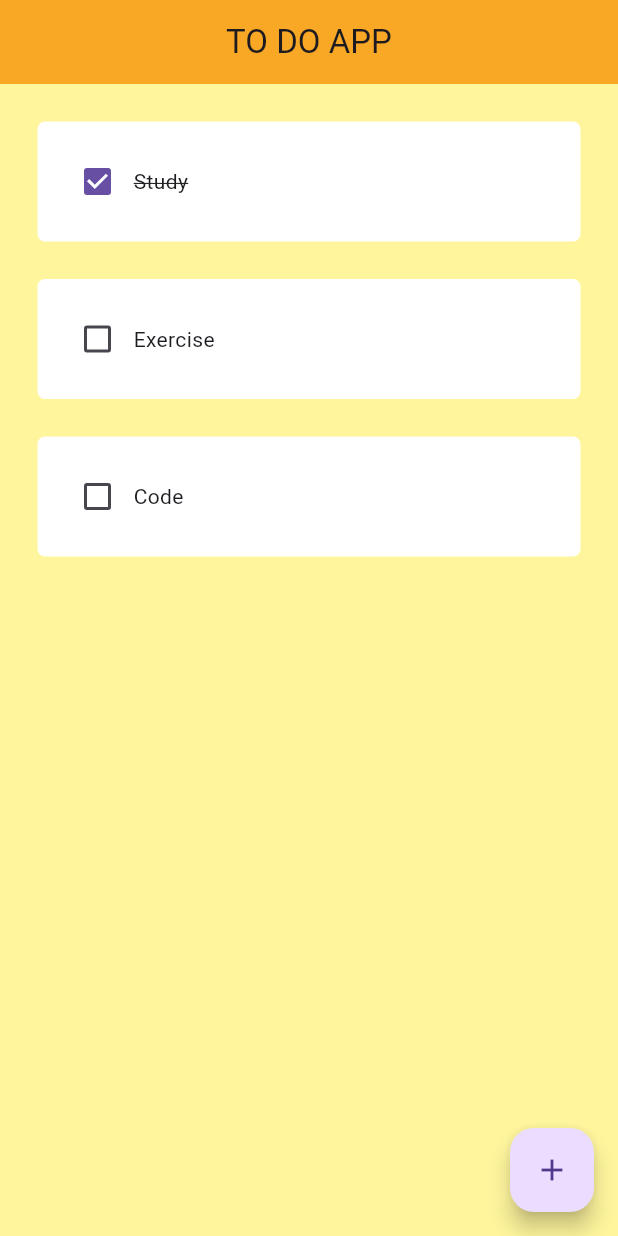
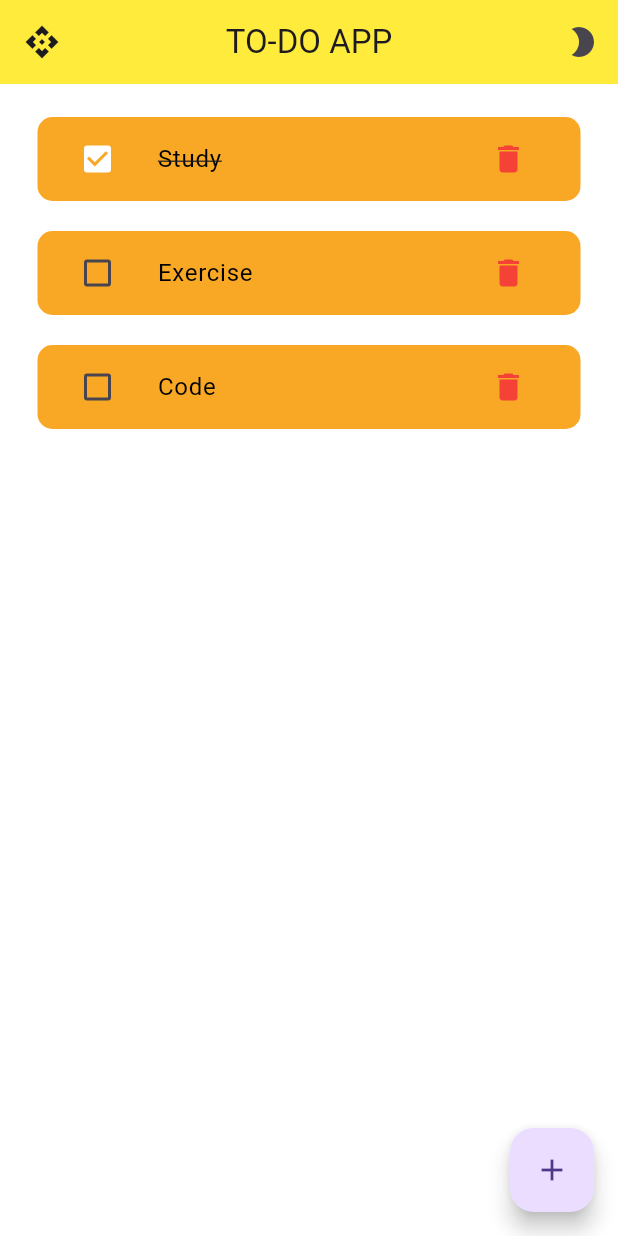
Before and after one commit to Akshat2113609/Todo, a Flutter app: the screen it shows after launch, on a phone screen of 412 x 824 dp. Run offline on Flutter 3.47's test engine with Material 3 defaults, Android fonts, the phone set to English and light mode, and no system bars; drawn by our look-alikes of flutter_slidable.

Commit message:
add API integeration and Dark mode

```diff
--- a/lib/home_page.dart
+++ b/lib/home_page.dart
@@ -3,7 +3,10 @@ import 'package:myapp/utilities/dialog_box.dart';
 import 'package:myapp/utilities/todo_tile.dart';
 
 class HomePage extends StatefulWidget {
-  const HomePage({super.key});
+  final VoidCallback toggleTheme;
+
+  const HomePage({super.key, required this.toggleTheme});
+
   @override
   State<HomePage> createState() => _HomePageState();
 }
@@ -14,20 +17,27 @@ class _HomePageState extends State<HomePage> {
     ["Exercise", false],
     ["Code", false]
   ];
+
+  final _Controller1 = TextEditingController();
+
   void checkBoxChanged(bool? value, int index) {
     setState(() {
       TodoList[index][1] = !TodoList[index][1];
     });
   }
 
-  final _Controller1 = TextEditingController();
-  // final _Controller2 = TextEditingController();
   void saveNewTask() {
+    if (_Controller1.text.isNotEmpty) {
       setState(() {
-      TodoList.add([_Controller1.text, false]);
+       TodoList.insert(0, [_Controller1.text, false]);
         _Controller1.clear();
       });
       Navigator.of(context).pop();
+    } else {
+      ScaffoldMessenger.of(context).showSnackBar(
+        const SnackBar(content: Text("Task cannot be empty")),
+      );
+    }
   }
 
   void createNewtask() {
@@ -36,11 +46,11 @@ class _HomePageState extends State<HomePage> {
       builder: (context) {
         return DialogBox(
           controller1: _Controller1,
-            // controller2: _Controller2,
           onSave: saveNewTask,
           onCancel: () => Navigator.of(context).pop(),
         );
-        });
+      },
+    );
   }
 
   void deleteTask(int index) {
@@ -50,18 +60,33 @@ class _HomePageState extends State<HomePage> {
   }
 
   @override
-  Widget build(context) {
+  Widget build(BuildContext context) {
+    final isDarkMode = Theme.of(context).brightness == Brightness.dark;
+
     return Scaffold(
-      backgroundColor: Colors.yellow[200],
       appBar: AppBar(
-        title: const Text('TO DO APP'),
-        elevation: 0.0,
+        title: const Text('TO-DO APP'),
         centerTitle: true,
-        backgroundColor: Colors.yellow[800],
+        actions: [
+          IconButton(
+            icon: Icon(isDarkMode ? Icons.brightness_6 : Icons.brightness_2),
+            onPressed: widget.toggleTheme,
           ),
+        ],
+        leading: IconButton(
+          icon: const Icon(Icons.api),
+          onPressed: () {
+            Navigator.pushNamed(context, '/api-posts');
+          },
+        ),
+      ),
+
       floatingActionButton: FloatingActionButton(
-          onPressed: createNewtask, child: const Icon(Icons.add)),
+        onPressed: createNewtask,
+        child: const Icon(Icons.add),
+      ),
       body: ListView.builder(
+        padding: const EdgeInsets.only(top:12.0),
         itemCount: TodoList.length,
         itemBuilder: (context, index) {
           return ToDoTile(
--- a/lib/main.dart
+++ b/lib/main.dart
@@ -1,19 +1,50 @@
 import 'package:flutter/material.dart';
-import 'package:myapp/home_page.dart';
+import 'home_page.dart';
+import 'API/api_posts_screen.dart';
 
 void main() {
   runApp(const MyApp());
 }
 
-class MyApp extends StatelessWidget {
+class MyApp extends StatefulWidget {
   const MyApp({super.key});
 
-  // This widget is the root of your application.
+  @override
+  State<MyApp> createState() => _MyAppState();
+}
+
+class _MyAppState extends State<MyApp> {
+  bool isDarkMode = false;
+
+  void toggleTheme() {
+    setState(() {
+      isDarkMode = !isDarkMode;
+    });
+  }
+
   @override
   Widget build(BuildContext context) {
     return MaterialApp(
-      theme: ThemeData(primarySwatch: Colors.yellow),
-      home: const HomePage(),
+      debugShowCheckedModeBanner: false,
+      theme: isDarkMode
+          ? ThemeData(
+              brightness: Brightness.dark,
+              appBarTheme: const AppBarTheme(color: Color.fromARGB(255, 9, 16, 106)),
+              scaffoldBackgroundColor: const Color.fromARGB(24,40,66,255),
+              floatingActionButtonTheme: const FloatingActionButtonThemeData(
+                backgroundColor: Color.fromARGB(48,198,231,255),
+              ),
+            )
+          : ThemeData(
+              primarySwatch: Colors.yellow,
+              appBarTheme: const AppBarTheme(color: Colors.yellow),
+              scaffoldBackgroundColor: Colors.white,
+            ),
+      routes: {
+        '/': (context) => HomePage(toggleTheme: toggleTheme),
+        '/api-posts': (context) => const ApiPostsScreen(),
+      },
+      initialRoute: '/',
     );
   }
 }
--- a/lib/utilities/todo_tile.dart
+++ b/lib/utilities/todo_tile.dart
@@ -1,54 +1,52 @@
 import 'package:flutter/material.dart';
-import 'package:flutter_slidable/flutter_slidable.dart';
 
 class ToDoTile extends StatelessWidget {
-  @override
   final String taskName;
   final bool taskCompleted;
-  Function(bool?)? onChanged;
-  Function(BuildContext)? deleteFunction;
-  ToDoTile(
-      {super.key,
+  final Function(bool?)? onChanged;
+  final Function(BuildContext)? deleteFunction;
+
+  const ToDoTile({
+    Key? key,
     required this.taskName,
     required this.taskCompleted,
     required this.onChanged,
-      required this.deleteFunction
-      });
+    required this.deleteFunction,
+  }) : super(key: key);
+
   @override
-  Widget build(context) {
+  Widget build(BuildContext context) {
+
+    final isDarkMode = Theme.of(context).brightness == Brightness.dark;
+
     return Padding(
-      padding: const EdgeInsets.only(
-        left: 25,
-        right: 25,
-        top: 25,
+      padding: const EdgeInsets.symmetric(horizontal: 25.0, vertical: 10.0),
+      child: Container(
+        decoration: BoxDecoration(
+          color: isDarkMode ? Color.fromARGB(232, 37, 156, 226) : Colors.yellow[800],
+          borderRadius: BorderRadius.circular(10.0),
         ),
-      child: Slidable(
-        endActionPane: ActionPane(
-          motion: const StretchMotion(),
-          children: [
-            SlidableAction(
-            onPressed: deleteFunction,
-            icon: Icons.delete,
-            backgroundColor: Colors.red,
-            borderRadius: BorderRadius.circular(5.0),
+        child: ListTile(
+          leading: Checkbox(
+            value: taskCompleted,
+            onChanged: onChanged,
+            activeColor: Colors.white,
+            checkColor: isDarkMode ? Colors.blue : Colors.yellow[800],
           ),
-          ],
-        ),
-        child: Container(
-          padding: const EdgeInsets.all(16.0),
-          decoration: BoxDecoration(
-              color: Colors.white, borderRadius: BorderRadius.circular(5.0)),
-          child: Row(
-            children: [
-              Checkbox(value: taskCompleted, onChanged: onChanged),
-              Text(
+          title: Text(
             taskName,
             style: TextStyle(
-                    decoration: taskCompleted
-                        ? TextDecoration.lineThrough
-                        : TextDecoration.none),
+              color: isDarkMode ? Colors.white : Colors.black,
+              decoration: taskCompleted ? TextDecoration.lineThrough : null,
             ),
-            ],
+          ),
+          trailing: IconButton(
+            icon: const Icon(Icons.delete, color: Colors.red),
+            onPressed: () {
+              if (deleteFunction != null) {
+                deleteFunction!(context);
+              }
+            },
           ),
         ),
       ),
--- a/pubspec.yaml
+++ b/pubspec.yaml
@@ -36,6 +36,8 @@ dependencies:
   # Use with the CupertinoIcons class for iOS style icons.
   cupertino_icons: ^1.0.8
   flutter_slidable: ^3.0.0
+  http: ^0.13.0
+  moon_icons: ^1.0.3
 
 dev_dependencies:
   flutter_test:
```
Also changed, not shown: lib/API/api_posts_screen.dart (added, +210 -0 lines), lib/API/api_service.dart (added, +15 -0 lines), pubspec.lock, 1 other file. Lines whose indentation alone changed are shown as unchanged.
